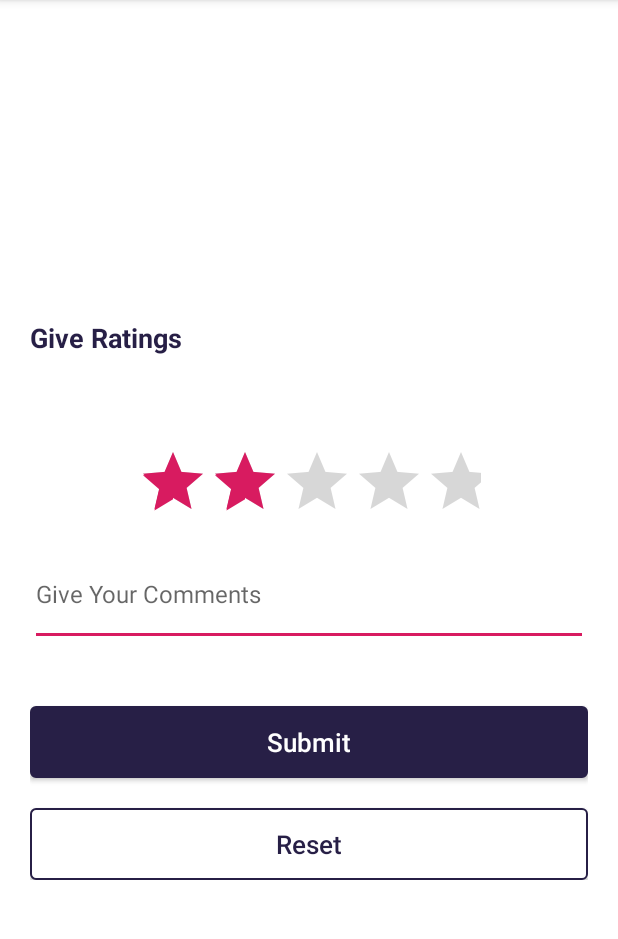
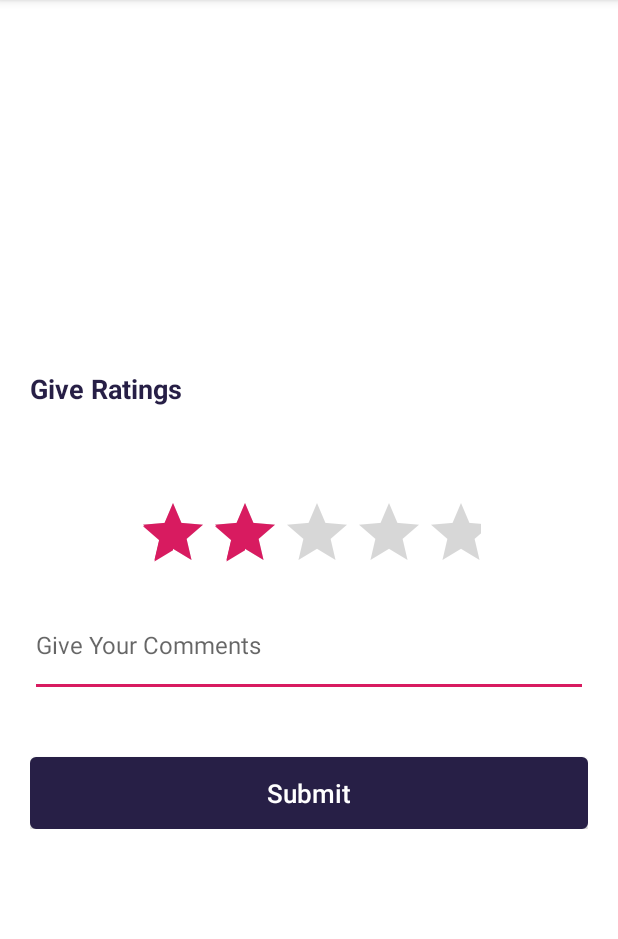
Before and after one commit to a4fsproject/a4fsandroidapp, an Android app: the Feedback screen opened directly, with no data from a screen before it, on a phone screen of 412 x 824 dp, the part 84-1023 px from its top. Run offline under Robolectric (Android 15) with nearby library versions, the phone set to English and light mode, and no system bars; our stand-ins replace Volley.

Commit message:
feedback java file

```diff
--- a/app/src/main/java/com/example/myapplication/Feedback.java
+++ b/app/src/main/java/com/example/myapplication/Feedback.java
@@ -2,13 +2,80 @@ package com.example.myapplication;
 
 import androidx.appcompat.app.AppCompatActivity;
 
+import android.content.Intent;
 import android.os.Bundle;
+import android.view.View;
+import android.widget.Button;
+import android.widget.EditText;
+import android.widget.RatingBar;
+import android.widget.TextView;
+import android.widget.Toast;
 
-public class Feedback extends AppCompatActivity {
+import com.example.myapplication.Utility.Commonfunction;
+import com.example.myapplication.utils.Constants;
+import com.example.myapplication.utils.DataInterface;
+import com.example.myapplication.utils.Webservice_Volley;
+
+import org.json.JSONObject;
+
+import java.util.HashMap;
+
+public class Feedback extends AppCompatActivity implements DataInterface {
+
+   TextView select_image;
+    RatingBar ratingBar;
+    EditText edt_comments;
+    Button btn_feedback_submit;
+
+
+    Webservice_Volley volley;
 
     @Override
     protected void onCreate(Bundle savedInstanceState) {
         super.onCreate(savedInstanceState);
         setContentView(R.layout.activity_feedback);
+        select_image=(TextView) findViewById(R.id.select_image);
+        ratingBar=(RatingBar) findViewById(R.id.ratingBar);
+        edt_comments=(EditText) findViewById(R.id.edt_comments);
+        btn_feedback_submit=(Button)findViewById(R.id.btn_feedback_submit);
+
+        volley = new Webservice_Volley(this,this);
+
+        btn_feedback_submit.setOnClickListener(new View.OnClickListener() {
+            @Override
+            public void onClick(View view) {
+
+                if (!Commonfunction.checkEnrollno(edt_comments.getText().toString())) {
+                    edt_comments.setError("Please Give Your Comments.");
+                    return;
+                }
+
+
+                String url = Constants.Webserive_Url+"feedback.php";
+                HashMap<String,String> params = new HashMap<>();
+                params.put("f_details",edt_comments.getText().toString());
+                params.put("ratings",""+ratingBar.getRating());
+                params.put("f_date","");
+                params.put("u_id","");
+                params.put("s_enroll_number","");
+
+                volley.CallVolley(url,params,"feedback");
+            }
+        });
+    }
+
+    @Override
+    public void getData(JSONObject jsonObject, String tag) {
+
+        try{
+
+            Toast.makeText(this, jsonObject.getString("message"), Toast.LENGTH_SHORT).show();
+
+            Intent i=new Intent(Feedback.this, Student_Home_Page.class);
+            startActivity(i);
+        }
+        catch (Exception e){
+            e.printStackTrace();
+        }
     }
 }
--- a/app/src/main/res/layout/activity_feedback.xml
+++ b/app/src/main/res/layout/activity_feedback.xml
@@ -69,17 +69,6 @@
             android:layout_gravity="center"
             android:layout_marginTop="40dp"/>
 
-        <Button
-            android:id="@+id/btn_feedback_reset"
-            android:layout_width="match_parent"
-            android:layout_height="wrap_content"
-            android:text="Reset"
-            android:background="@drawable/round_border_corner1"
-            android:textColor="@color/colorBrown"
-            android:textAllCaps="false"
-            android:textSize="17sp"
-            android:layout_gravity="center"
-            android:layout_marginTop="20dp"/>
 
     </LinearLayout>
 
--- a/app/src/main/res/layout/activity_leave__list.xml
+++ b/app/src/main/res/layout/activity_leave__list.xml
@@ -57,7 +57,6 @@
             android:textStyle="bold" />
     </LinearLayout>
 
-
     <TextView
         android:id="@+id/reason1"
         android:layout_width="match_parent"
```
